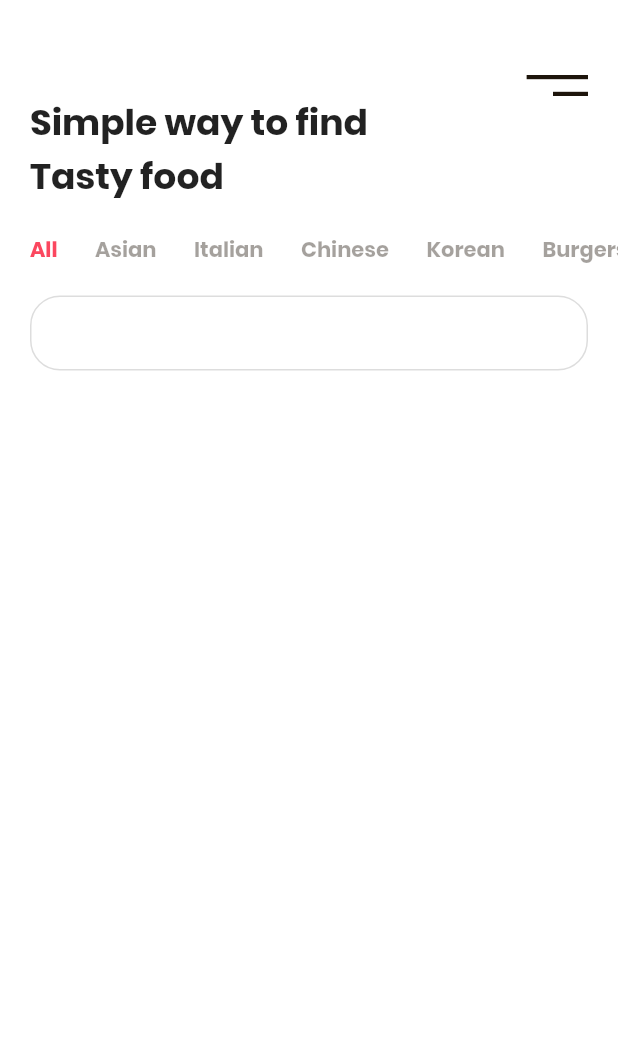
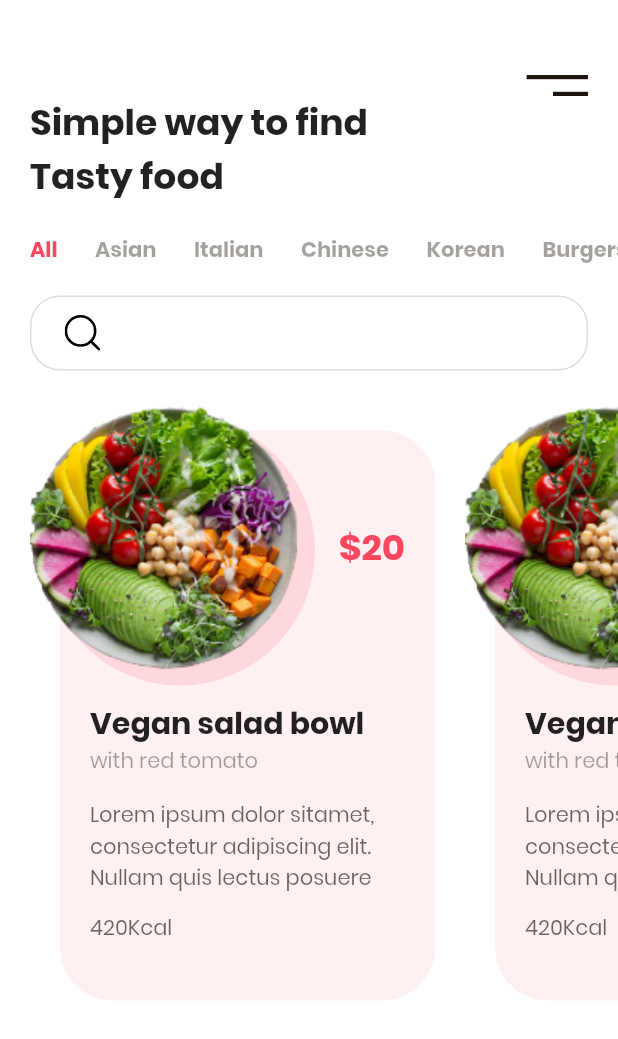
Before and after one commit to Wakib/food_delivery_app_UI_v1, a Flutter app: the screen it shows after launch, on a phone screen of 412 x 824 dp. Shown: the top 1039 px of the screen. Run offline on Flutter 3.47's test engine with Material 2 defaults, Android fonts, the phone set to English and light mode, and no system bars; our stand-ins replace flutter_svg.

Commit message:
food card added

```diff
--- /dev/null
+++ b/lib/components/food_card_widget.dart
@@ -0,0 +1,101 @@
+import 'package:flutter/material.dart';
+import '../constants.dart';
+
+class FoodCardWidget extends StatelessWidget {
+  @override
+  Widget build(BuildContext context) {
+    return Container(
+      margin: EdgeInsets.only(left: 20),
+      height: 400,
+      width: 270,
+      child: Stack(
+        children: [
+          Positioned(
+            right: 0,
+            bottom: 0,
+            child: Container(
+              height: 380,
+              width: 250,
+              decoration: BoxDecoration(
+                borderRadius: BorderRadius.circular(35),
+                color: kPrimaryColor.withOpacity(.08),
+              ),
+            ),
+          ),
+          Positioned(
+            top: 10,
+            left: 10,
+            child: Container(
+              height: 180,
+              width: 180,
+              decoration: BoxDecoration(
+                shape: BoxShape.circle,
+                color: kPrimaryColor.withOpacity(.15),
+              ),
+            ),
+          ),
+          Positioned(
+            top: 0,
+            left: -50,
+            child: Container(
+              height: 184,
+              width: 276,
+              decoration: BoxDecoration(
+                image: DecorationImage(
+                  image: AssetImage('assets/images/image_1.png'),
+                ),
+              ),
+            ),
+          ),
+          Positioned(
+            right: 20,
+            top: 80,
+            child: Text(
+              '\$20',
+              style: Theme.of(context).textTheme.headline5.copyWith(
+                    color: kPrimaryColor,
+                  ),
+            ),
+          ),
+          Positioned(
+            top: 200,
+            left: 40,
+            child: Container(
+              width: 210,
+              child: Column(
+                crossAxisAlignment: CrossAxisAlignment.start,
+                children: [
+                  Text(
+                    'Vegan salad bowl',
+                    style: Theme.of(context).textTheme.headline6,
+                  ),
+                  Text(
+                    'with red tomato',
+                    style: TextStyle(
+                      color: kTextColor.withOpacity(.4),
+                    ),
+                  ),
+                  SizedBox(height: 15),
+                  Text(
+                    'Lorem ipsum dolor sitamet, consectetur adipiscing elit. Nullam quis lectus posuere tristique mauris sed ultrices ante sed imperdiet faucibus mi eu consectetur',
+                    maxLines: 3,
+                    style: TextStyle(
+                      color: kTextColor.withOpacity(.65),
+                    ),
+                  ),
+                  SizedBox(height: 12),
+                  Text(
+                    '420Kcal',
+                    style: TextStyle(
+                      color: kTextColor.withOpacity(.65),
+                    ),
+                  ),
+                ],
+              ),
+            ),
+          ),
+        ],
+      ),
+    );
+  }
+}
--- a/lib/main.dart
+++ b/lib/main.dart
@@ -23,6 +23,9 @@ class MyApp extends StatelessWidget {
           button: TextStyle(
             fontWeight: FontWeight.bold,
           ),
+          headline6: TextStyle(
+            fontWeight: FontWeight.bold,
+          ),
         ),
       ),
       home: HomeScreen(),
--- a/lib/screens/home_screen.dart
+++ b/lib/screens/home_screen.dart
@@ -2,12 +2,14 @@ import 'package:flutter/material.dart';
 import 'package:flutter_svg/flutter_svg.dart';
 import '../components/category_widget.dart';
 import '../constants.dart';
+import '../components/food_card_widget.dart';
 
 class HomeScreen extends StatelessWidget {
   @override
   Widget build(BuildContext context) {
     return Scaffold(
       body: Column(
+        crossAxisAlignment: CrossAxisAlignment.start,
         children: [
           Padding(
             padding: EdgeInsets.only(right: 20.0, top: 50.0),
@@ -21,12 +23,9 @@ class HomeScreen extends StatelessWidget {
           ),
           Padding(
             padding: EdgeInsets.fromLTRB(20, 0, 20, 20),
-            child: Align(
-              alignment: Alignment.topLeft,
-              child: Text(
-                'Simple way to find \nTasty food',
-                style: Theme.of(context).textTheme.headline5,
-              ),
+            child: Text(
+              'Simple way to find \nTasty food',
+              style: Theme.of(context).textTheme.headline5,
             ),
           ),
           SingleChildScrollView(
@@ -45,11 +44,25 @@ class HomeScreen extends StatelessWidget {
             ),
           ),
           Container(
+            alignment: Alignment.centerLeft,
             margin: EdgeInsets.symmetric(horizontal: 20, vertical: 20),
+            padding: EdgeInsets.symmetric(horizontal: 20, vertical: 12),
             height: 50,
+            width: double.infinity,
             decoration: BoxDecoration(
               borderRadius: BorderRadius.circular(20),
               border: Border.all(color: kBorderColor),
+            ),
+            child: SvgPicture.asset('assets/icons/search.svg'),
+          ),
+          SingleChildScrollView(
+            scrollDirection: Axis.horizontal,
+            child: Row(
+              children: [
+                FoodCardWidget(),
+                FoodCardWidget(),
+                FoodCardWidget(),
+              ],
             ),
           ),
         ],
```
